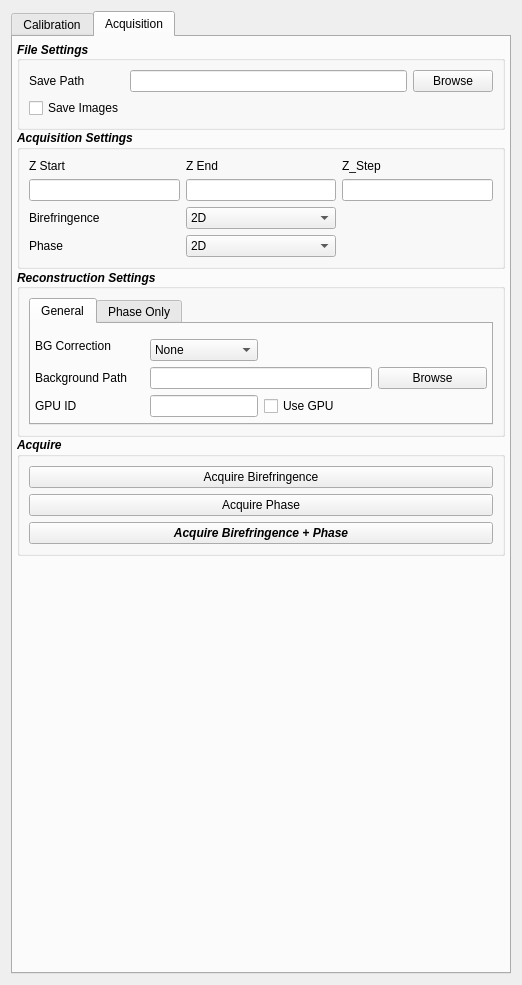
The window that recOrder/plugin/qtdesigner/recOrder_calibration_v5.ui (mehta-lab/waveorder) describes before a commit, drawn with Qt 5.
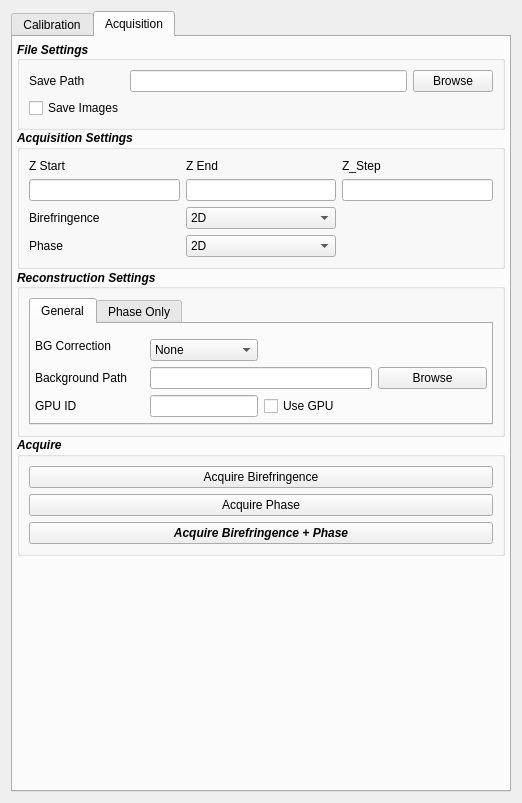
The same window after the commit. The open tabs and pages were chosen to show the change. Custom widgets are drawn as their Qt base class.

Patch:
```diff
--- a/recOrder/plugin/qtdesigner/recOrder_calibration_v5.ui
+++ b/recOrder/plugin/qtdesigner/recOrder_calibration_v5.ui
@@ -10,7 +10,7 @@
     <x>0</x>
     <y>0</y>
     <width>522</width>
-    <height>985</height>
+    <height>803</height>
    </rect>
   </property>
   <property name="sizePolicy">
```
Left out of the diff: 50 changed lines with no effect on the pictures.
